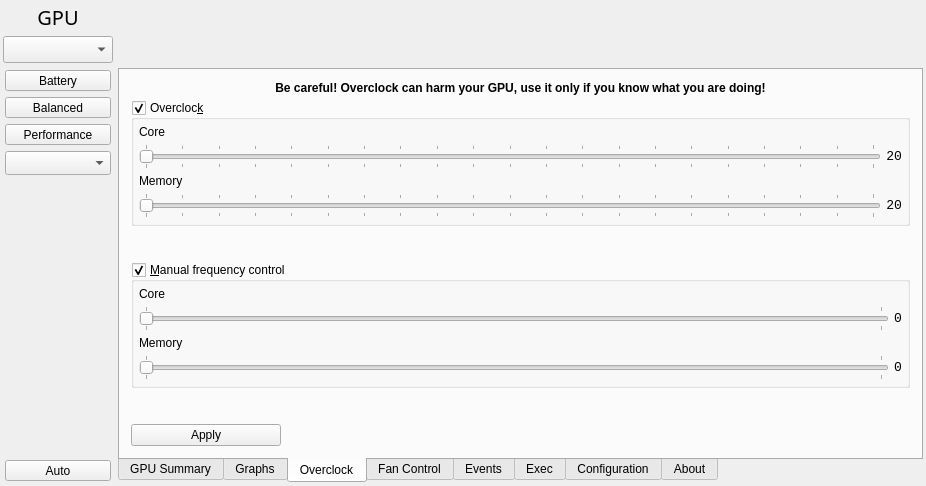
Old version of the form radeon-profile/radeon_profile.ui in the repository marazmista/radeon-profile.
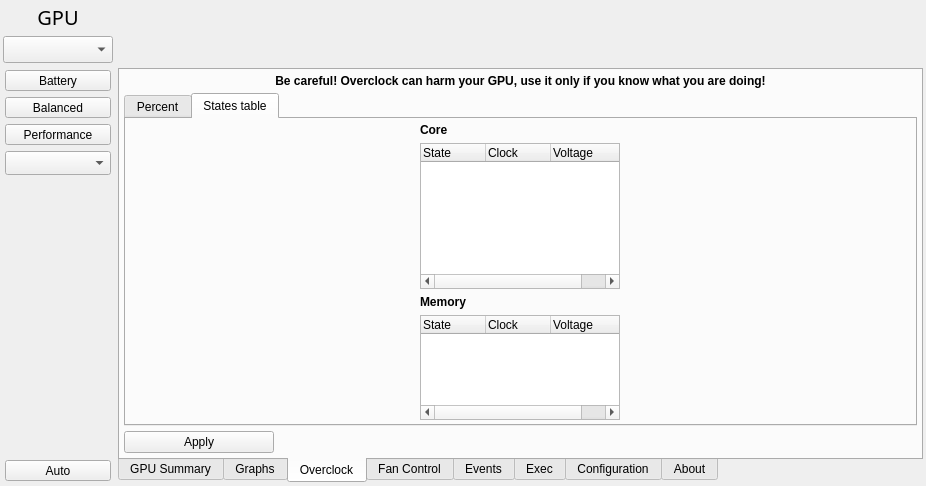
New version of the form. The open tabs and pages were chosen to show the change. Icons and pictures are not drawn.

Commit message: added initial UI to display overclock tables and plot

What changed in the file:
```diff
--- a/radeon-profile/radeon_profile.ui
+++ b/radeon-profile/radeon_profile.ui
@@ -1055,10 +1055,22 @@
        <attribute name="title">
         <string>Overclock</string>
        </attribute>
-       <layout class="QVBoxLayout" name="verticalLayout_10">
+       <layout class="QVBoxLayout" name="verticalLayout_30">
         <property name="spacing">
          <number>5</number>
         </property>
+        <property name="leftMargin">
+         <number>4</number>
+        </property>
+        <property name="topMargin">
+         <number>4</number>
+        </property>
+        <property name="rightMargin">
+         <number>4</number>
+        </property>
+        <property name="bottomMargin">
+         <number>4</number>
+        </property>
         <item>
          <widget class="QLabel" name="label_8">
           <property name="font">
@@ -1076,6 +1088,34 @@
          </widget>
         </item>
         <item>
+         <widget class="QTabWidget" name="tw_overclock">
+          <property name="enabled">
+           <bool>true</bool>
+          </property>
+          <property name="currentIndex">
+           <number>0</number>
+          </property>
+          <widget class="QWidget" name="tab_percent">
+           <attribute name="title">
+            <string>Percent</string>
+           </attribute>
+           <layout class="QVBoxLayout" name="verticalLayout_24">
+            <property name="spacing">
+             <number>5</number>
+            </property>
+            <property name="leftMargin">
+             <number>4</number>
+            </property>
+            <property name="topMargin">
+             <number>4</number>
+            </property>
+            <property name="rightMargin">
+             <number>4</number>
+            </property>
+            <property name="bottomMargin">
+             <number>4</number>
+            </property>
+            <item>
          <widget class="QGroupBox" name="group_oc">
           <property name="title">
            <string>Overcloc&amp;k</string>
@@ -1112,7 +1152,7 @@
            <item row="3" column="0" colspan="3">
             <widget class="QSlider" name="slider_ocMclk">
              <property name="enabled">
-              <bool>true</bool>
+                  <bool>false</bool>
              </property>
              <property name="sizePolicy">
               <sizepolicy hsizetype="Expanding" vsizetype="Preferred">
@@ -1140,7 +1180,7 @@
            <item row="1" column="0" colspan="3">
             <widget class="QSlider" name="slider_ocSclk">
              <property name="enabled">
-              <bool>true</bool>
+                  <bool>false</bool>
              </property>
              <property name="sizePolicy">
               <sizepolicy hsizetype="Expanding" vsizetype="Preferred">
@@ -1257,7 +1297,7 @@
            <item row="1" column="0">
             <widget class="QSlider" name="slider_freqSclk">
              <property name="enabled">
-              <bool>true</bool>
+                  <bool>false</bool>
              </property>
              <property name="sizePolicy">
               <sizepolicy hsizetype="Expanding" vsizetype="Preferred">
@@ -1308,7 +1348,7 @@
            <item row="3" column="0">
             <widget class="QSlider" name="slider_freqMclk">
              <property name="enabled">
-              <bool>true</bool>
+                  <bool>false</bool>
              </property>
              <property name="sizePolicy">
               <sizepolicy hsizetype="Expanding" vsizetype="Preferred">
@@ -1352,18 +1392,146 @@
           </layout>
          </widget>
         </item>
-        <item>
-         <spacer name="verticalSpacer_4">
-          <property name="orientation">
-           <enum>Qt::Vertical</enum>
-          </property>
-          <property name="sizeHint" stdset="0">
+           </layout>
+          </widget>
+          <widget class="QWidget" name="tab_ocTable">
+           <attribute name="title">
+            <string>States table</string>
+           </attribute>
+           <layout class="QGridLayout" name="gridLayout_13">
+            <property name="leftMargin">
+             <number>4</number>
+            </property>
+            <property name="topMargin">
+             <number>4</number>
+            </property>
+            <property name="rightMargin">
+             <number>4</number>
+            </property>
+            <property name="bottomMargin">
+             <number>4</number>
+            </property>
+            <property name="horizontalSpacing">
+             <number>5</number>
+            </property>
+            <item row="0" column="1" rowspan="4">
+             <layout class="QVBoxLayout" name="verticalLayout_10"/>
+            </item>
+            <item row="2" column="0">
+             <widget class="QLabel" name="label_19">
+              <property name="font">
+               <font>
+                <weight>75</weight>
+                <bold>true</bold>
+               </font>
+              </property>
+              <property name="text">
+               <string>Memory</string>
+              </property>
+             </widget>
+            </item>
+            <item row="3" column="0">
+             <widget class="QTreeWidget" name="list_memStates">
+              <property name="minimumSize">
            <size>
-            <width>20</width>
-            <height>40</height>
-           </size>
-          </property>
-         </spacer>
+                <width>200</width>
+                <height>50</height>
+               </size>
+              </property>
+              <property name="maximumSize">
+               <size>
+                <width>200</width>
+                <height>150</height>
+               </size>
+              </property>
+              <property name="alternatingRowColors">
+               <bool>false</bool>
+              </property>
+              <property name="indentation">
+               <number>0</number>
+              </property>
+              <attribute name="headerCascadingSectionResizes">
+               <bool>false</bool>
+              </attribute>
+              <attribute name="headerDefaultSectionSize">
+               <number>65</number>
+              </attribute>
+              <column>
+               <property name="text">
+                <string>State</string>
+               </property>
+              </column>
+              <column>
+               <property name="text">
+                <string>Clock</string>
+               </property>
+              </column>
+              <column>
+               <property name="text">
+                <string>Voltage</string>
+               </property>
+              </column>
+             </widget>
+            </item>
+            <item row="0" column="0">
+             <widget class="QLabel" name="label_21">
+              <property name="font">
+               <font>
+                <weight>75</weight>
+                <bold>true</bold>
+               </font>
+              </property>
+              <property name="text">
+               <string>Core</string>
+              </property>
+             </widget>
+            </item>
+            <item row="1" column="0">
+             <widget class="QTreeWidget" name="list_coreStates">
+              <property name="minimumSize">
+               <size>
+                <width>200</width>
+                <height>50</height>
+               </size>
+              </property>
+              <property name="maximumSize">
+               <size>
+                <width>200</width>
+                <height>300</height>
+               </size>
+              </property>
+              <property name="alternatingRowColors">
+               <bool>false</bool>
+              </property>
+              <property name="indentation">
+               <number>2</number>
+              </property>
+              <attribute name="headerCascadingSectionResizes">
+               <bool>false</bool>
+              </attribute>
+              <attribute name="headerDefaultSectionSize">
+               <number>65</number>
+              </attribute>
+              <column>
+               <property name="text">
+                <string>State</string>
+               </property>
+              </column>
+              <column>
+               <property name="text">
+                <string>Clock</string>
+               </property>
+              </column>
+              <column>
+               <property name="text">
+                <string>Voltage</string>
+               </property>
+              </column>
+             </widget>
+            </item>
+           </layout>
+          </widget>
+         </widget>
         </item>
         <item>
          <widget class="QPushButton" name="btn_applyOverclock">
```
Lines whose indentation alone changed are shown as unchanged. The commit also changes 4 other files.
